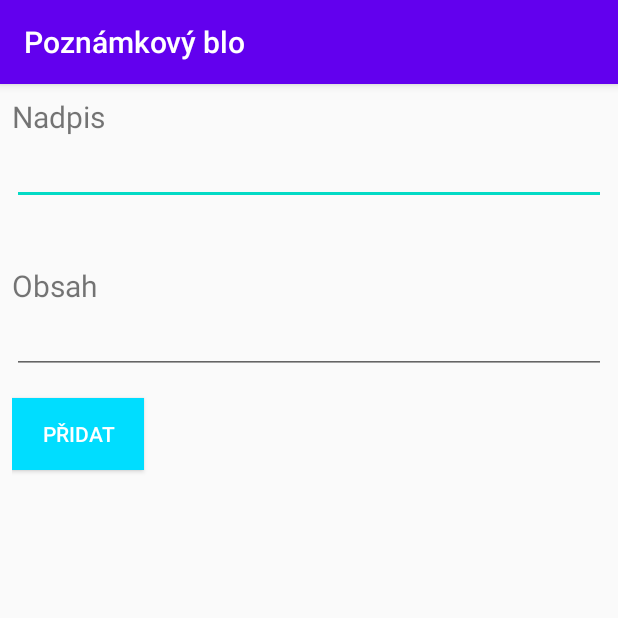
After one commit to Stelny/rv_zaklad, an Android app: the EditNoteActivity screen opened directly, with no data from a screen before it, on a phone screen of 412 x 824 dp, the top half of it. The commit adds this screen. Run offline under Robolectric (Android 15) with nearby library versions, the phone set to English and light mode, and no system bars.

Commit message:
Create\notes

```diff
--- a/app/src/main/AndroidManifest.xml
+++ b/app/src/main/AndroidManifest.xml
@@ -20,6 +20,9 @@
         </activity>
         <activity android:name=".AddNoteActivity">
         </activity>
+        <activity android:name=".EditNoteActivity">
+
+        </activity>
     </application>
 
 </manifest>
--- /dev/null
+++ b/app/src/main/java/com/example/vosmik/EditNoteActivity.kt
@@ -0,0 +1,35 @@
+package com.example.vosmik
+
+import android.content.Intent
+import android.os.Bundle
+import android.util.Log
+import android.widget.EditText
+import androidx.appcompat.app.AppCompatActivity
+import kotlinx.android.synthetic.main.add_note.*
+
+class EditNoteActivity : AppCompatActivity() {
+    override fun onCreate(savedInstanceState: Bundle?) {
+        super.onCreate(savedInstanceState)
+        setContentView(R.layout.add_note)
+
+        val context = this
+
+        val id = intent.getIntExtra("id", 0)
+        val heading = intent.getStringExtra("heading")
+        val content = intent.getStringExtra("content")
+
+        val etvH = findViewById<EditText>(R.id.etvHeading)
+        val etvC = findViewById<EditText>(R.id.etvContent)
+
+        etvC.setText(content)
+        etvH.setText(heading)
+
+        add_note.setOnClickListener {
+            val db = DataBaseHandler(context)
+            db.rewriteData(id, etvH.text.toString(), etvC.text.toString())
+
+            val intent = Intent(context, MainActivity::class.java)
+            startActivity(intent)
+        }
+    }
+}
--- a/app/src/main/java/com/example/vosmik/Models/Notes.kt
+++ b/app/src/main/java/com/example/vosmik/Models/Notes.kt
@@ -10,4 +10,5 @@ class Notes {
         this.heading = heading
         this.content = content
     }
+    constructor() {}
 }
--- a/app/src/main/res/layout/add_note.xml
+++ b/app/src/main/res/layout/add_note.xml
@@ -5,11 +5,13 @@
     android:orientation="vertical"
     android:padding="8dp">
     <TextView
+
         android:layout_width="match_parent"
         android:layout_height="wrap_content"
         android:text="Nadpis"
         android:textSize="20dp"/>
     <EditText
+
         android:layout_width="match_parent"
         android:layout_height="wrap_content"
         android:id="@+id/etvHeading"/>
@@ -20,7 +22,7 @@
         android:textSize="20dp"
         android:paddingTop="40dp"/>
     <EditText
-        android:id="@+id/edit_text"
+        android:id="@+id/etvContent"
         android:layout_width="match_parent"
         android:layout_height="wrap_content"
         android:inputType="text|textMultiLine"
@@ -34,6 +36,10 @@
         android:text="Přidat"
         android:layout_marginTop="16dp"
         android:textColor="#ffff"/>
+    <TextView
+        android:layout_width="wrap_content"
+        android:id="@+id/tvResult"
+        android:layout_height="match_parent"/>
 
 
 </LinearLayout>
```
Also changed, not shown: app/src/main/java/com/example/vosmik/Adapters/NewsAdapter.kt (deleted, +0 -29 lines), app/src/main/java/com/example/vosmik/Adapters/NoteAdapter.kt (added, +56 -0 lines), app/src/main/java/com/example/vosmik/AddNoteActivity.kt (+20 -0 lines), app/src/main/java/com/example/vosmik/DataBaseHandler.kt (+31 -3 lines), app/src/main/java/com/example/vosmik/MainActivity.kt (+15 -2 lines).
